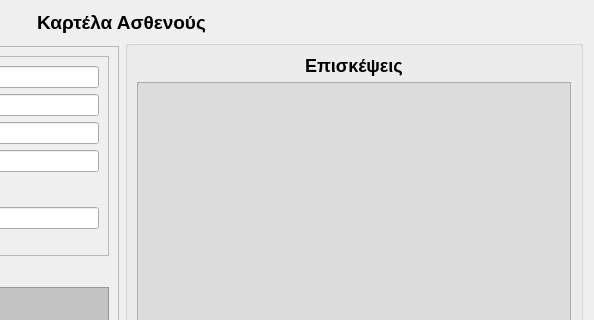
Old version of the form ui/ui_files/edit_patient.ui in the repository tdgs/medical_qt_ruby; both pictures show x 351 to 945 and y 0 to 320 of the 945 by 569 pixel window.
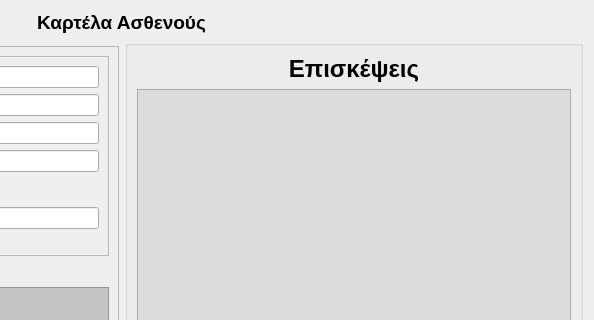
New version of the form. Icons and pictures are not drawn. Custom widgets are drawn as their Qt base class.

```diff
--- a/ui/ui_files/edit_patient.ui
+++ b/ui/ui_files/edit_patient.ui
@@ -226,7 +226,7 @@
       <item row="0" column="0">
        <widget class="QLabel" name="label_7">
         <property name="text">
-         <string>&lt;center&gt;&lt;h2&gt;Επισκέψεις&lt;/h2&gt;&lt;/center&gt;</string>
+         <string>&lt;center&gt;&lt;h1&gt;Επισκέψεις&lt;/h1&gt;&lt;/center&gt;</string>
         </property>
        </widget>
       </item>
```
Left out of the diff: 4 changed lines with no effect on the pictures.
